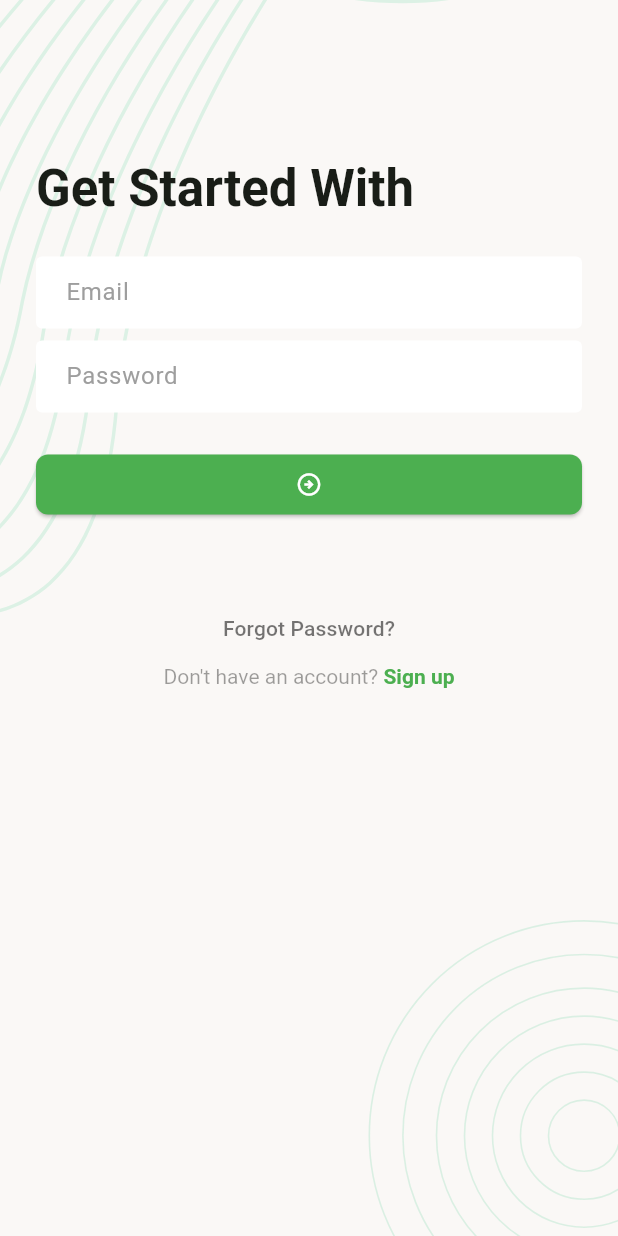
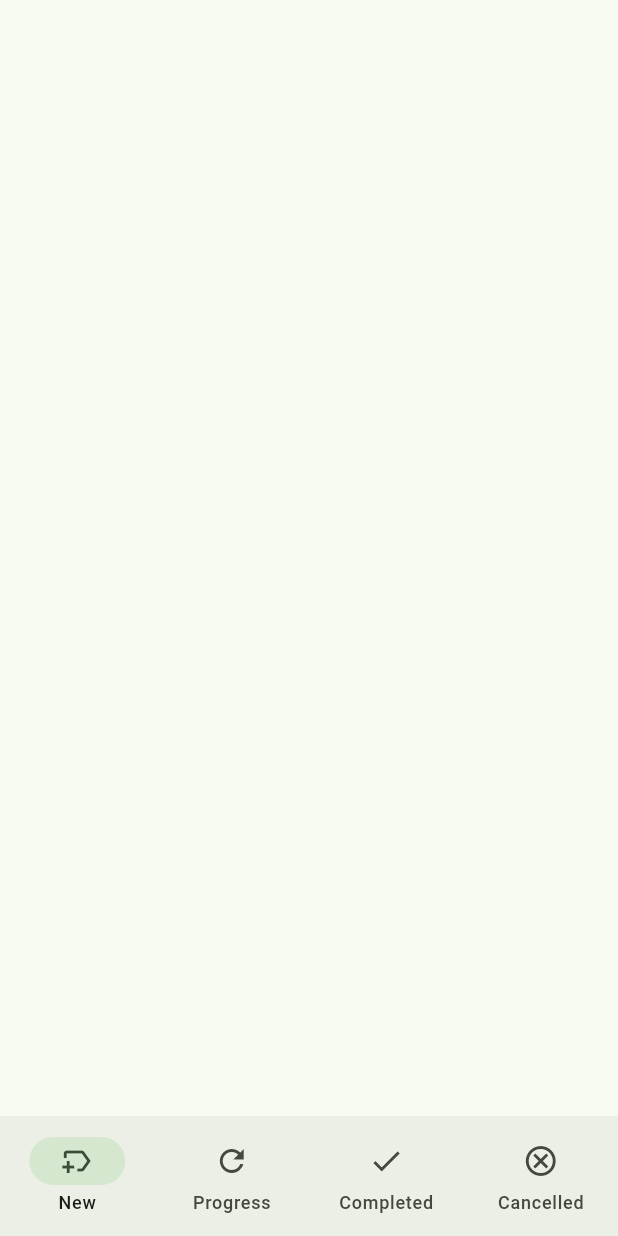
Before and after one commit to 07fahim/task_manager, a Flutter app: the screen it shows after launch, after a tap on the "arrow circle right" icon, on a phone screen of 412 x 824 dp. Run offline on Flutter 3.47's test engine with Material 3 defaults, Android fonts, the phone set to English and light mode, and no system bars; our stand-ins replace flutter_svg, pin_code_fields.

Commit message:
bottomnavbar

```diff
--- /dev/null
+++ b/lib/UI/Screens/main_bottom_nav_screen.dart
@@ -0,0 +1,35 @@
+import 'package:flutter/material.dart';
+
+class MainBottomNavScreen extends StatefulWidget {
+  static const String name = '/home';
+
+  const MainBottomNavScreen({super.key});
+
+  @override
+  State<MainBottomNavScreen> createState() => _MainBottomNavScreenState();
+}
+
+class _MainBottomNavScreenState extends State<MainBottomNavScreen> {
+  int _seletedIndex = 0;
+  final List<Widget> _screens = [];
+
+  @override
+  Widget build(BuildContext context) {
+    return Scaffold(
+      bottomNavigationBar: NavigationBar(
+          selectedIndex: _seletedIndex,
+          onDestinationSelected: (int index) {
+            _seletedIndex = index;
+            setState(() {});
+          },
+          destinations: const [
+            NavigationDestination(
+                icon: Icon(Icons.new_label_outlined), label: "New"),
+            NavigationDestination(icon: Icon(Icons.refresh), label: "Progress"),
+            NavigationDestination(icon: Icon(Icons.done), label: "Completed"),
+            NavigationDestination(
+                icon: Icon(Icons.cancel_outlined), label: "Cancelled")
+          ]),
+    );
+  }
+}
--- a/lib/UI/Screens/sign_in_screen.dart
+++ b/lib/UI/Screens/sign_in_screen.dart
@@ -1,6 +1,7 @@
 import 'package:flutter/gestures.dart';
 import 'package:flutter/material.dart';
 import 'package:task_manager/UI/Screens/forgot_passowrd_verify_email_screen.dart';
+import 'package:task_manager/UI/Screens/main_bottom_nav_screen.dart';
 import 'package:task_manager/UI/Screens/sign_up_screen.dart';
 import 'package:task_manager/UI/Widgets/screen_background.dart';
 
@@ -54,7 +55,9 @@ class _SignInScreenState extends State<SignInScreen> {
                 ),
                 const SizedBox(height: 24),
                 ElevatedButton(
-                    onPressed: () {},
+                    onPressed: () {
+                      Navigator.pushReplacementNamed(context, MainBottomNavScreen.name);
+                    },
                     child: const Icon(Icons.arrow_circle_right_outlined)),
                 const SizedBox(height: 48),
                 Center(
--- a/lib/app.dart
+++ b/lib/app.dart
@@ -1,6 +1,7 @@
 import 'package:flutter/material.dart';
 import 'package:task_manager/UI/Screens/forgot_passowrd_verify_email_screen.dart';
 import 'package:task_manager/UI/Screens/forgot_passowrd_verify_otp_screen.dart';
+import 'package:task_manager/UI/Screens/main_bottom_nav_screen.dart';
 import 'package:task_manager/UI/Screens/reset_password_screen.dart';
 import 'package:task_manager/UI/Screens/sign_in_screen.dart';
 import 'package:task_manager/UI/Screens/sign_up_screen.dart';
@@ -58,6 +59,8 @@ class TaskManager extends StatelessWidget {
             widget = const ForgotPasswordVerifyOtpScreen();
           } else if (settings.name == ResetPasswordScreen.name) {
             widget = const ResetPasswordScreen();
+          } else if (settings.name == MainBottomNavScreen.name) {
+            widget = const MainBottomNavScreen();
           }
           return MaterialPageRoute(builder: (_) => widget);
         });
```
